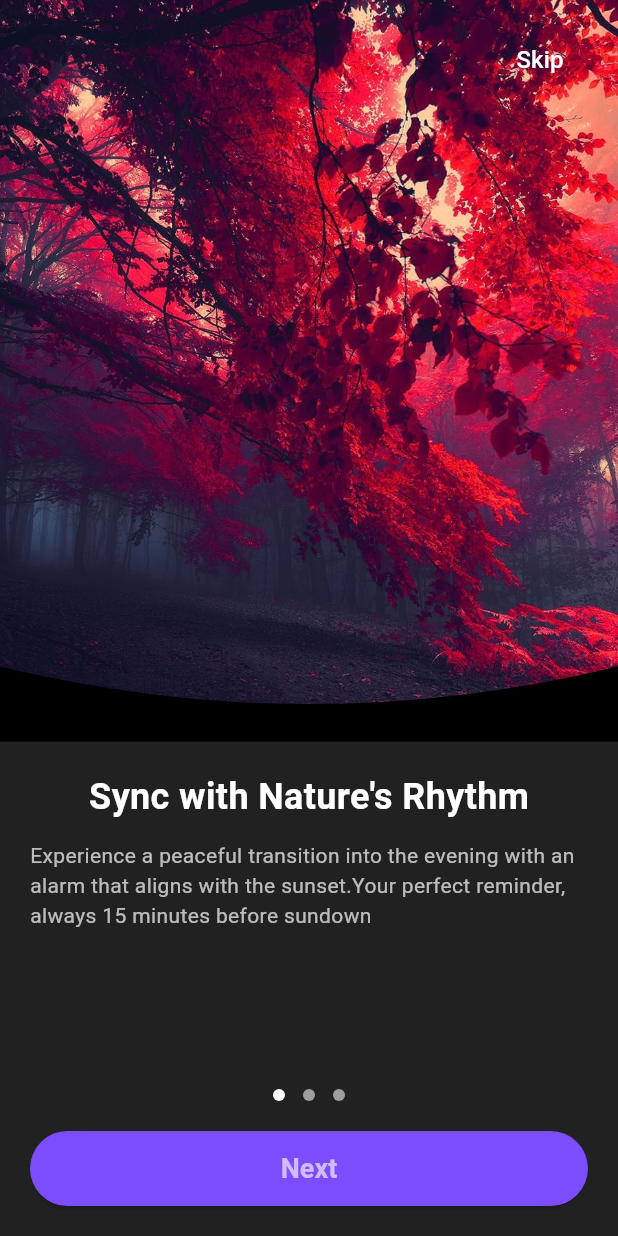
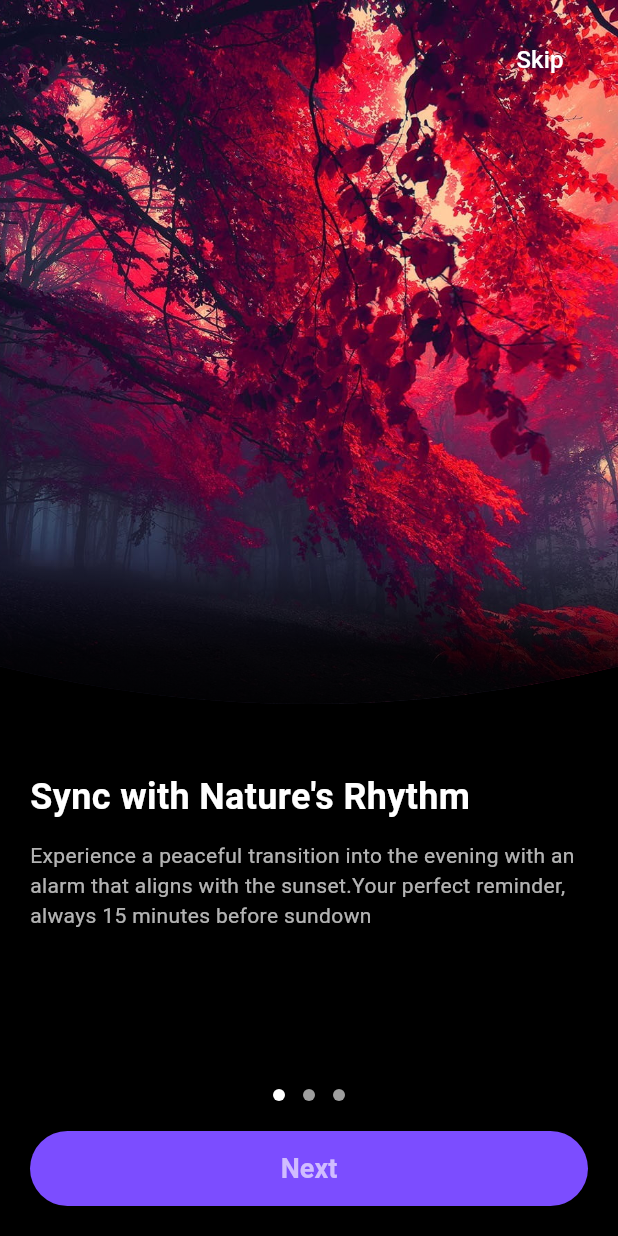
Before and after one commit to tusher0422/AlarmSystem, a Flutter app: the screen it shows after launch, on a phone screen of 412 x 824 dp. Run offline on Flutter 3.47's test engine with Material 3 defaults, Android fonts, the phone set to English and light mode, and no system bars; our stand-ins replace flutter_local_notifications, geocoding, geolocator, timezone.

Commit message:
Design Changed

```diff
--- a/lib/features/onboarding/onboarding_screen.dart
+++ b/lib/features/onboarding/onboarding_screen.dart
@@ -2,7 +2,6 @@ import 'package:flutter/material.dart';
 import '../../core/theme.dart';
 import '../../models/onboarding.dart';
 import '../../features/location/location_screen.dart';
-
 
 class OnboardingScreen extends StatefulWidget {
   const OnboardingScreen({super.key});
@@ -12,17 +11,14 @@ class OnboardingScreen extends StatefulWidget {
 }
 
 class _OnboardingScreenState extends State<OnboardingScreen> {
-  final PageController _pageController = PageController();
   int _currentPage = 0;
 
   void _nextPage() {
     if (_currentPage < onboardingPages.length - 1) {
-      _pageController.nextPage(
-        duration: const Duration(milliseconds: 300),
-        curve: Curves.easeInOut,
-      );
+      setState(() {
+        _currentPage++;
+      });
     } else {
-      // Last page → go to LocationScreen
       Navigator.pushReplacement(
         context,
         MaterialPageRoute(builder: (_) => const LocationScreen()),
@@ -31,7 +27,6 @@ class _OnboardingScreenState extends State<OnboardingScreen> {
   }
 
   void _skip() {
-    // All skip buttons → go to LocationScreen
     Navigator.pushReplacement(
       context,
       MaterialPageRoute(builder: (_) => const LocationScreen()),
@@ -40,39 +35,56 @@ class _OnboardingScreenState extends State<OnboardingScreen> {
 
   @override
   Widget build(BuildContext context) {
+    final page = onboardingPages[_currentPage];
+    final bottomBoxColor = darkTheme.scaffoldBackgroundColor;
+
     return Scaffold(
-      backgroundColor: darkTheme.scaffoldBackgroundColor,
+      backgroundColor: bottomBoxColor,
       body: SafeArea(
-        child: Stack(
+        child: Column(
           children: [
-            PageView.builder(
-              controller: _pageController,
-              onPageChanged: (index) {
-                setState(() {
-                  _currentPage = index;
-                });
-              },
-              itemCount: onboardingPages.length,
-              itemBuilder: (context, index) {
-                final page = onboardingPages[index];
-                return Column(
-                  children: [
-                    // Top image with curve
+            // Top image with curved bottom overlay + gradient blend
             Expanded(
               flex: 6,
               child: Stack(
                 children: [
                   ClipPath(
                     clipper: CurvedBottomClipper(),
+                    child: Stack(
+                      children: [
+                        // Image
+                        AnimatedSwitcher(
+                          duration: const Duration(milliseconds: 400),
+                          child: Image.asset(
+                            page.image,
+                            key: ValueKey(page.image),
+                            fit: BoxFit.cover,
+                            width: double.infinity,
+                            height: double.infinity,
+                          ),
+                        ),
+                        // Gradient overlay at bottom
+                        Align(
+                          alignment: Alignment.bottomCenter,
                           child: Container(
+                            height: 120,
                             decoration: BoxDecoration(
-                                image: DecorationImage(
-                                  image: AssetImage(page.image),
-                                  fit: BoxFit.cover,
+                              gradient: LinearGradient(
+                                begin: Alignment.topCenter,
+                                end: Alignment.bottomCenter,
+                                colors: [
+                                  Colors.transparent,
+                                  bottomBoxColor.withOpacity(0.8),
+                                  bottomBoxColor,
+                                ],
                               ),
                             ),
                           ),
                         ),
+                      ],
+                    ),
+                  ),
+                  // Skip button
                   Positioned(
                     top: 16,
                     right: 20,
@@ -91,39 +103,47 @@ class _OnboardingScreenState extends State<OnboardingScreen> {
               ),
             ),
 
-                    // Bottom square box
+            // Bottom content
             Expanded(
               flex: 4,
               child: Container(
                 padding: const EdgeInsets.all(20),
-                        color: Colors.grey[900],
+                color: bottomBoxColor,
                 child: Column(
                   mainAxisAlignment: MainAxisAlignment.spaceBetween,
                   children: [
+                    // Title & Subtitle
                     Column(
+                      crossAxisAlignment: CrossAxisAlignment.start,
                       children: [
-                                Text(
+                        AnimatedSwitcher(
+                          duration: const Duration(milliseconds: 300),
+                          child: Text(
                             page.title,
+                            key: ValueKey(page.title),
                             style: darkTheme.textTheme.bodyLarge?.copyWith(
                               fontSize: 24,
                               fontWeight: FontWeight.bold,
                             ),
-                                  textAlign: TextAlign.left,
+                          ),
                         ),
                         const SizedBox(height: 12),
-                                Text(
+                        AnimatedSwitcher(
+                          duration: const Duration(milliseconds: 300),
+                          child: Text(
                             page.subtitle,
+                            key: ValueKey(page.subtitle),
                             style: darkTheme.textTheme.bodyMedium?.copyWith(
                               fontSize: 14,
                             ),
-                                  textAlign: TextAlign.left,
+                          ),
                         ),
                       ],
                     ),
-                            // Bottom row: dots + full-width Next button
+
+                    // Dots + Next button
                     Column(
                       children: [
-                                // Dots
                         Row(
                           mainAxisAlignment: MainAxisAlignment.center,
                           children: List.generate(
@@ -142,7 +162,6 @@ class _OnboardingScreenState extends State<OnboardingScreen> {
                           ),
                         ),
                         const SizedBox(height: 20),
-                                // Full-width Next button
                         SizedBox(
                           width: double.infinity,
                           height: 50,
@@ -168,17 +187,13 @@ class _OnboardingScreenState extends State<OnboardingScreen> {
               ),
             ),
           ],
-                );
-              },
-            ),
-          ],
         ),
       ),
     );
   }
 }
 
-// Curved bottom for the top image only
+// Curved bottom shape for image
 class CurvedBottomClipper extends CustomClipper<Path> {
   @override
   Path getClip(Size size) {
```
Also changed, not shown: assets/onboarding2.jpg. Lines whose indentation alone changed are shown as unchanged.
